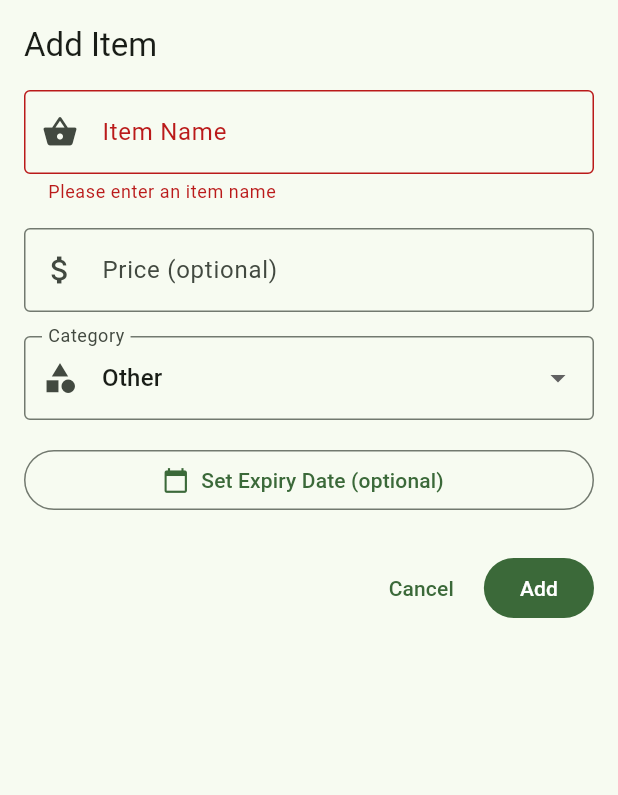
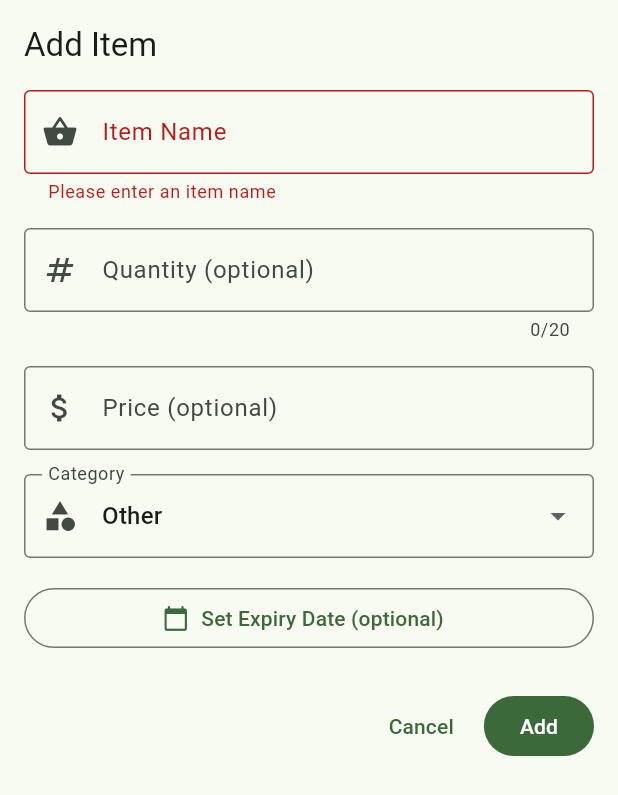
Before and after one commit to Ahmed-Estiak/note-app, a Flutter app: the AddEditItemSheet widget shown alone on an empty page, opened directly, after a tap on "Add", on a phone screen of 412 x 824 dp. Shown: the top 795 px of the screen. Run offline on Flutter 3.47's test engine with Material 3 defaults, Android fonts, the phone set to English and light mode, and no system bars; our stand-ins replace shared_preferences; accounts and stored records are empty.

Commit message:
Add quantity field to GroceryItem model and update related UI components. Enhance AddEditItemSheet to include quantity input with validation, and modify BulletItem to display quantity if available.

```diff
--- a/lib/models/grocery_item.dart
+++ b/lib/models/grocery_item.dart
@@ -1,6 +1,7 @@
 class GroceryItem {
   final String id;
   final String name;
+  final String? quantity; // e.g., "10pcs", "2kg", "5L" - max 20 chars
   final double? price;
   final String category;
   final DateTime? expiry;
@@ -9,6 +10,7 @@ class GroceryItem {
   GroceryItem({
     required this.id,
     required this.name,
+    this.quantity,
     this.price,
     this.category = 'Other',
     this.expiry,
@@ -35,16 +37,19 @@ class GroceryItem {
   GroceryItem copyWith({
     String? id,
     String? name,
+    String? quantity,
     double? price,
     String? category,
     DateTime? expiry,
     bool? done,
+    bool clearQuantity = false,
     bool clearPrice = false,
     bool clearExpiry = false,
   }) {
     return GroceryItem(
       id: id ?? this.id,
       name: name ?? this.name,
+      quantity: clearQuantity ? null : (quantity ?? this.quantity),
       price: clearPrice ? null : (price ?? this.price),
       category: category ?? this.category,
       expiry: clearExpiry ? null : (expiry ?? this.expiry),
@@ -56,6 +61,7 @@ class GroceryItem {
     return {
       'id': id,
       'name': name,
+      'quantity': quantity,
       'price': price,
       'category': category,
       'expiry': expiry?.toIso8601String(),
@@ -67,6 +73,7 @@ class GroceryItem {
     return GroceryItem(
       id: json['id'] as String,
       name: json['name'] as String,
+      quantity: json['quantity'] as String?,
       price: json['price'] != null ? (json['price'] as num).toDouble() : null,
       category: json['category'] as String? ?? 'Other',
       expiry: json['expiry'] != null ? DateTime.parse(json['expiry'] as String) : null,
--- a/lib/widgets/add_edit_item_sheet.dart
+++ b/lib/widgets/add_edit_item_sheet.dart
@@ -16,6 +16,7 @@ class AddEditItemSheet extends StatefulWidget {
 class _AddEditItemSheetState extends State<AddEditItemSheet> {
   final _formKey = GlobalKey<FormState>();
   final _nameController = TextEditingController();
+  final _quantityController = TextEditingController();
   final _priceController = TextEditingController();
 
   String _category = 'Other';
@@ -37,6 +38,7 @@ class _AddEditItemSheetState extends State<AddEditItemSheet> {
     super.initState();
     if (widget.item != null) {
       _nameController.text = widget.item!.name;
+      _quantityController.text = widget.item!.quantity ?? '';
       _priceController.text = widget.item!.price?.toString() ?? '';
       _category = widget.item!.category;
       _expiry = widget.item!.expiry;
@@ -46,6 +48,7 @@ class _AddEditItemSheetState extends State<AddEditItemSheet> {
   @override
   void dispose() {
     _nameController.dispose();
+    _quantityController.dispose();
     _priceController.dispose();
     super.dispose();
   }
@@ -67,9 +70,11 @@ class _AddEditItemSheetState extends State<AddEditItemSheet> {
 
   void _save() {
     if (_formKey.currentState!.validate()) {
+      final quantityText = _quantityController.text.trim();
       final item = GroceryItem(
         id: widget.item?.id ?? const Uuid().v4(),
         name: _nameController.text.trim(),
+        quantity: quantityText.isEmpty ? null : quantityText,
         price: _priceController.text.isEmpty
             ? null
             : double.tryParse(_priceController.text),
@@ -116,6 +121,25 @@ class _AddEditItemSheetState extends State<AddEditItemSheet> {
               validator: (value) {
                 if (value == null || value.trim().isEmpty) {
                   return 'Please enter an item name';
+                }
+                return null;
+              },
+            ),
+            const SizedBox(height: 16),
+
+            // Quantity field
+            TextFormField(
+              controller: _quantityController,
+              decoration: const InputDecoration(
+                labelText: 'Quantity (optional)',
+                hintText: 'e.g., 10pcs, 2kg, 5L',
+                border: OutlineInputBorder(),
+                prefixIcon: Icon(Icons.numbers),
+              ),
+              maxLength: 20,
+              validator: (value) {
+                if (value != null && value.trim().length > 20) {
+                  return 'Maximum 20 characters';
                 }
                 return null;
               },
--- a/lib/widgets/bullet_item.dart
+++ b/lib/widgets/bullet_item.dart
@@ -177,13 +177,18 @@ class _BulletItemState extends State<BulletItem> {
   }
 
   bool _hasDetails() {
-    return widget.item.price != null ||
+    return widget.item.quantity != null ||
+        widget.item.price != null ||
         widget.item.category != 'Other' ||
         widget.item.expiry != null;
   }
 
   String _getDetailsText() {
     final parts = <String>[];
+
+    if (widget.item.quantity != null && widget.item.quantity!.isNotEmpty) {
+      parts.add(widget.item.quantity!);
+    }
 
     if (widget.item.price != null) {
       parts.add('\$${widget.item.price!.toStringAsFixed(2)}');
```
